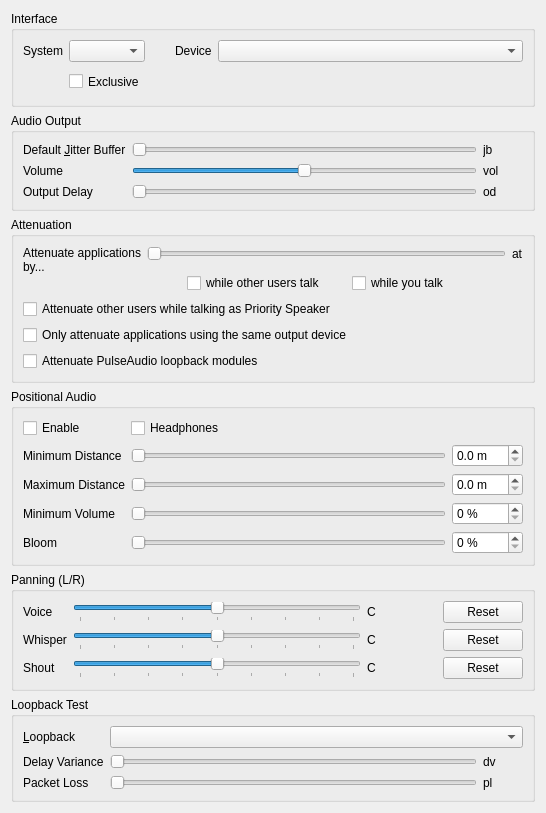
Qt form src/mumble/AudioOutput.ui (sunaurus/mumble) before a commit.
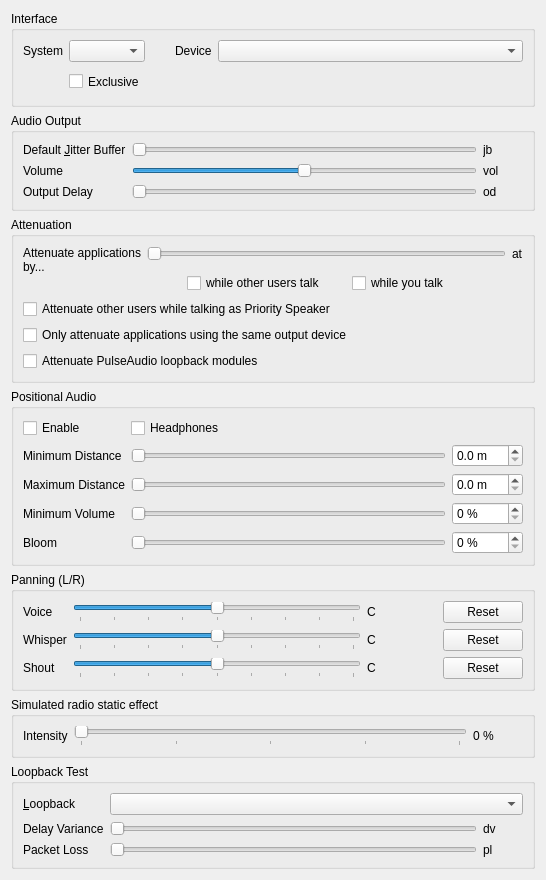
The same form after that commit. Custom widgets are drawn as their Qt base class.

Commit message: FEAT(client): Simulated radio static audio effect

What changed in the file:
```diff
--- a/src/mumble/AudioOutput.ui
+++ b/src/mumble/AudioOutput.ui
@@ -814,6 +814,72 @@
      </layout>
     </widget>
    </item>
+   <item>
+    <widget class="QGroupBox" name="qgbRadioStatic">
+     <property name="toolTip">
+      <string>Adds a subtle white-noise wash under live speech. 0 disables the effect.</string>
+     </property>
+     <property name="whatsThis">
+      <string>&lt;b&gt;Simulated radio static effect.&lt;/b&gt;&lt;br /&gt;Mixes a subtle white-noise bed under live speech to evoke a two-way radio. The bed is heard only while someone is speaking. Recordings always capture the un-noised source audio.</string>
+     </property>
+     <property name="title">
+      <string>Simulated radio static effect</string>
+     </property>
+     <layout class="QGridLayout" name="gridLayoutRadioStatic">
+      <item row="0" column="0">
+       <widget class="QLabel" name="qlRadioStatic">
+        <property name="text">
+         <string>Intensity</string>
+        </property>
+        <property name="buddy">
+         <cstring>qsRadioStatic</cstring>
+        </property>
+       </widget>
+      </item>
+      <item row="0" column="1">
+       <widget class="SemanticSlider" name="qsRadioStatic">
+        <property name="toolTip">
+         <string>Intensity of the radio static effect.</string>
+        </property>
+        <property name="accessibleName">
+         <string>Radio static intensity</string>
+        </property>
+        <property name="minimum">
+         <number>0</number>
+        </property>
+        <property name="maximum">
+         <number>100</number>
+        </property>
+        <property name="pageStep">
+         <number>10</number>
+        </property>
+        <property name="orientation">
+         <enum>Qt::Horizontal</enum>
+        </property>
+        <property name="tickPosition">
+         <enum>QSlider::TicksBelow</enum>
+        </property>
+        <property name="tickInterval">
+         <number>25</number>
+        </property>
+       </widget>
+      </item>
+      <item row="0" column="2">
+       <widget class="QLabel" name="qlRadioStaticValue">
+        <property name="minimumSize">
+         <size>
+          <width>50</width>
+          <height>0</height>
+         </size>
+        </property>
+        <property name="text">
+         <string notr="true">0 %</string>
+        </property>
+       </widget>
+      </item>
+     </layout>
+    </widget>
+   </item>
    <item>
     <widget class="QGroupBox" name="qgbLoopback">
      <property name="title">
```
Left out of the diff: 1 changed line with no effect on the pictures. The commit also changes 6 other files.
